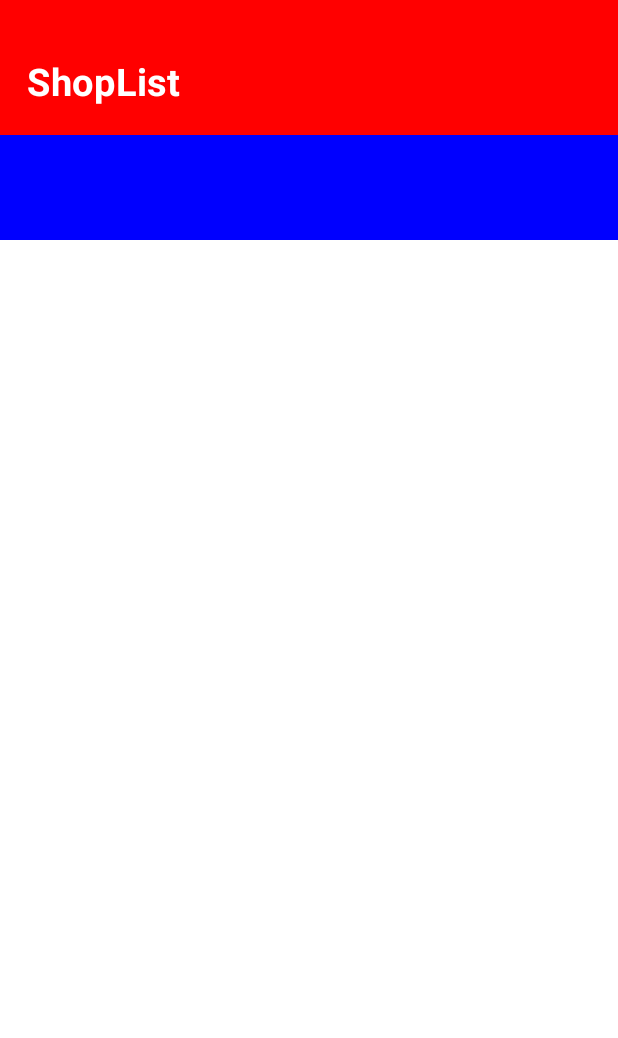
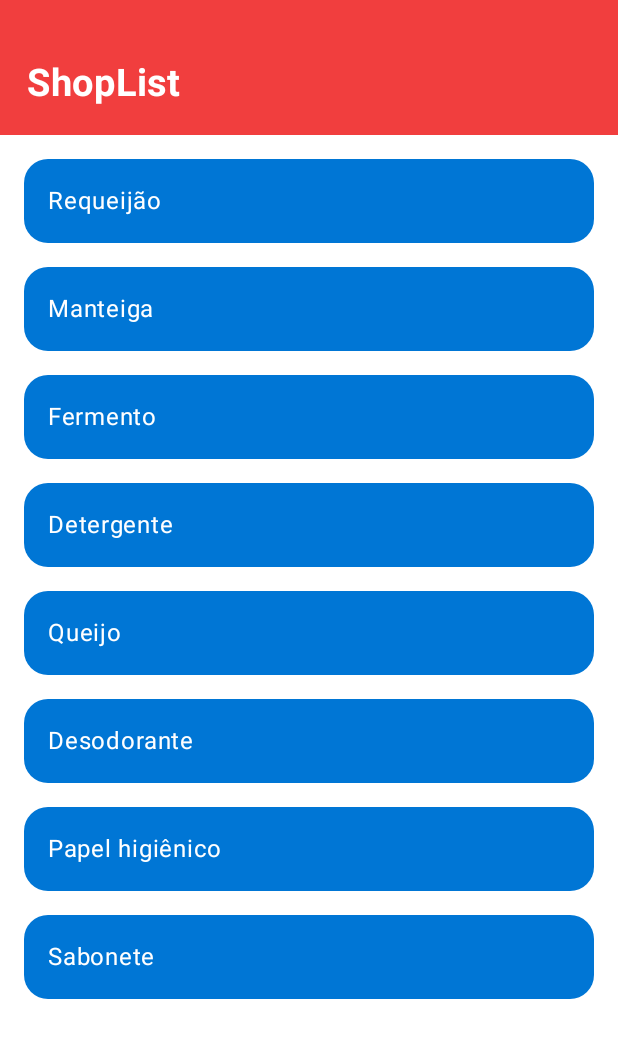
Before and after one commit to Gabriel-c0Nsp/ShopList, an Android app built with Jetpack Compose: the screen it shows after launch (MainActivity), on a phone screen of 412 x 824 dp. Shown: the top 1038 px of the screen. Run offline under Robolectric (Android 15) with nearby library versions, the phone set to English and light mode, and no system bars.

Commit message:
Adicionada seção de lista no App

```diff
--- /dev/null
+++ b/app/src/main/java/com/example/shoplist/MainScreen/ListItem.kt
@@ -0,0 +1,20 @@
+package com.example.shoplist.MainScreen
+
+data class ListItem(
+    var id: Int,
+    var name: String,
+    var quantity: Int,
+)
+
+fun TestList(): List<ListItem> {
+    return listOf(
+        ListItem(1, "Requeijão", 2),
+        ListItem(2, "Manteiga", 1),
+        ListItem(3, "Fermento", 1),
+        ListItem(4, "Detergente", 3),
+        ListItem(5, "Queijo", 1),
+        ListItem(6, "Desodorante", 1),
+        ListItem(7, "Papel higiênico", 1),
+        ListItem(8, "Sabonete", 6),
+    )
+}
--- a/app/src/main/java/com/example/shoplist/MainScreen/ListSection.kt
+++ b/app/src/main/java/com/example/shoplist/MainScreen/ListSection.kt
@@ -1,9 +1,57 @@
 package com.example.shoplist.MainScreen
 
+import androidx.compose.foundation.background
+import androidx.compose.foundation.layout.Column
+import androidx.compose.foundation.layout.Row
+import androidx.compose.foundation.layout.fillMaxHeight
+import androidx.compose.foundation.layout.fillMaxWidth
+import androidx.compose.foundation.layout.padding
+import androidx.compose.foundation.lazy.LazyColumn
+import androidx.compose.foundation.lazy.itemsIndexed
+import androidx.compose.foundation.shape.RoundedCornerShape
+import androidx.compose.material3.Text
 import androidx.compose.runtime.Composable
 import androidx.compose.ui.Modifier
+import androidx.compose.ui.draw.clip
+import androidx.compose.ui.graphics.Color
+import androidx.compose.ui.unit.dp
 
 @Composable
 fun ListSection(modifier: Modifier = Modifier) {
-    // TODO: Implementar a lista para que possa ser personalizada sua ui aqui
+    val items = TestList()
+
+    Column(
+        modifier = Modifier
+            .fillMaxHeight()
+            .padding(8.dp)
+    ) {
+        LazyColumn(
+            content = {
+                itemsIndexed(items) {index: Int, item: ListItem ->
+                    Item(item = item)
+                }
+            }
+        )
+    }
 }
+
+
+
+@Composable
+fun Item(modifier: Modifier = Modifier, item: ListItem) {
+    Row(
+        modifier = Modifier
+            .fillMaxWidth()
+            .padding(8.dp)
+            .clip(RoundedCornerShape(16.dp))
+            .background(Color(0xFF0076D5))
+            .padding(16.dp)
+    ) {
+        Column {
+            Text(
+                text = item.name,
+                color = Color.White
+            )
+        }
+    }
+}
--- a/app/src/main/java/com/example/shoplist/MainScreen/MainScreen.kt
+++ b/app/src/main/java/com/example/shoplist/MainScreen/MainScreen.kt
@@ -25,7 +25,6 @@ fun MainScreen(modifier: Modifier = Modifier) {
             .background(Color.White)
     ) {
         ShopListLogoSection()
-        // ListSection()
-        NavigationIconsSection()
+        ListSection()
     }
 }
--- a/app/src/main/java/com/example/shoplist/MainScreen/NavigationIconsSection.kt
+++ /dev/null
@@ -1,25 +0,0 @@
-package com.example.shoplist.MainScreen
-
-import androidx.compose.foundation.background
-import androidx.compose.foundation.layout.Arrangement
-import androidx.compose.foundation.layout.Row
-import androidx.compose.foundation.layout.fillMaxWidth
-import androidx.compose.foundation.layout.height
-import androidx.compose.runtime.Composable
-import androidx.compose.ui.Alignment
-import androidx.compose.ui.Modifier
-import androidx.compose.ui.graphics.Color
-import androidx.compose.ui.unit.dp
-
-@Composable
-fun NavigationIconsSection(modifier: Modifier = Modifier) {
-    Row(
-        modifier = Modifier
-            .fillMaxWidth()
-            .background(Color.Blue)
-            .height(70.dp),
-        verticalAlignment = Alignment.CenterVertically,
-        horizontalArrangement = Arrangement.Center
-    ) {
-    }
-}
--- a/app/src/main/java/com/example/shoplist/MainScreen/ShopListLogoSection.kt
+++ b/app/src/main/java/com/example/shoplist/MainScreen/ShopListLogoSection.kt
@@ -19,7 +19,7 @@ fun ShopListLogoSection(modifier: Modifier = Modifier) {
     Row(
         modifier = Modifier
             .fillMaxWidth()
-            .background(Color.Red)
+            .background(Color(0xFFF13E3E))
             .height(90.dp),
         verticalAlignment = Alignment.CenterVertically
     ) {
```
